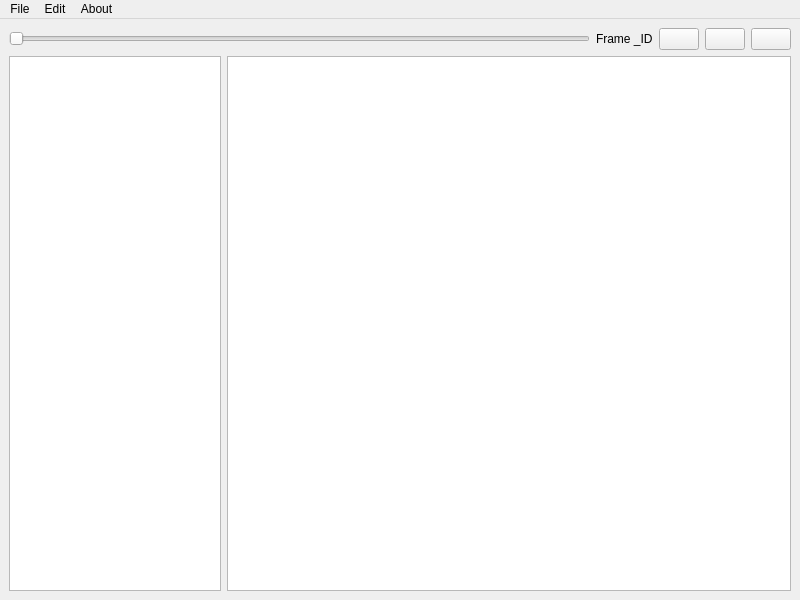
First picture: the form in mainwindow.ui, repository J2xMurphy/SpriteflowEditor, before the edit.
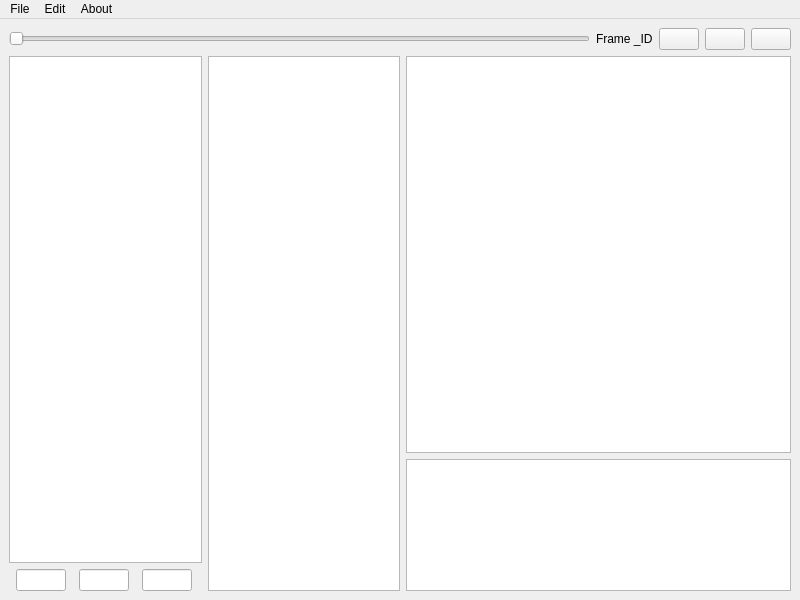
Second picture: the form after the edit. Icons and pictures are not drawn.

```diff
--- a/mainwindow.ui
+++ b/mainwindow.ui
@@ -95,12 +95,66 @@
      </layout>
     </item>
     <item>
-     <layout class="QHBoxLayout" name="horizontalLayout_2" stretch="3,8">
+     <layout class="QHBoxLayout" name="H_Lists" stretch="25,25,50">
+      <item>
+       <layout class="QVBoxLayout" name="Anim_UI">
+        <item>
+         <widget class="QListView" name="Anim_List"/>
+        </item>
+        <item>
+         <layout class="QHBoxLayout" name="Anim_Params">
+          <item>
+           <widget class="QLineEdit" name="P1">
+            <property name="sizePolicy">
+             <sizepolicy hsizetype="MinimumExpanding" vsizetype="Fixed">
+              <horstretch>0</horstretch>
+              <verstretch>0</verstretch>
+             </sizepolicy>
+            </property>
+            <property name="maximumSize">
+             <size>
+              <width>50</width>
+              <height>16777215</height>
+             </size>
+            </property>
+           </widget>
+          </item>
+          <item>
+           <widget class="QLineEdit" name="P2">
+            <property name="maximumSize">
+             <size>
+              <width>50</width>
+              <height>16777215</height>
+             </size>
+            </property>
+           </widget>
+          </item>
+          <item>
+           <widget class="QLineEdit" name="P3">
+            <property name="maximumSize">
+             <size>
+              <width>50</width>
+              <height>16777215</height>
+             </size>
+            </property>
+           </widget>
+          </item>
+         </layout>
+        </item>
+       </layout>
+      </item>
       <item>
        <widget class="QListWidget" name="listWidget"/>
       </item>
       <item>
-       <widget class="QGraphicsView" name="graphicsView"/>
+       <layout class="QVBoxLayout" name="Right_Preview" stretch="75,25">
+        <item>
+         <widget class="QGraphicsView" name="Preview_View"/>
+        </item>
+        <item>
+         <widget class="QListWidget" name="Image_List"/>
+        </item>
+       </layout>
       </item>
      </layout>
     </item>
```
Left out of the diff: 20 changed lines with no effect on the pictures.
